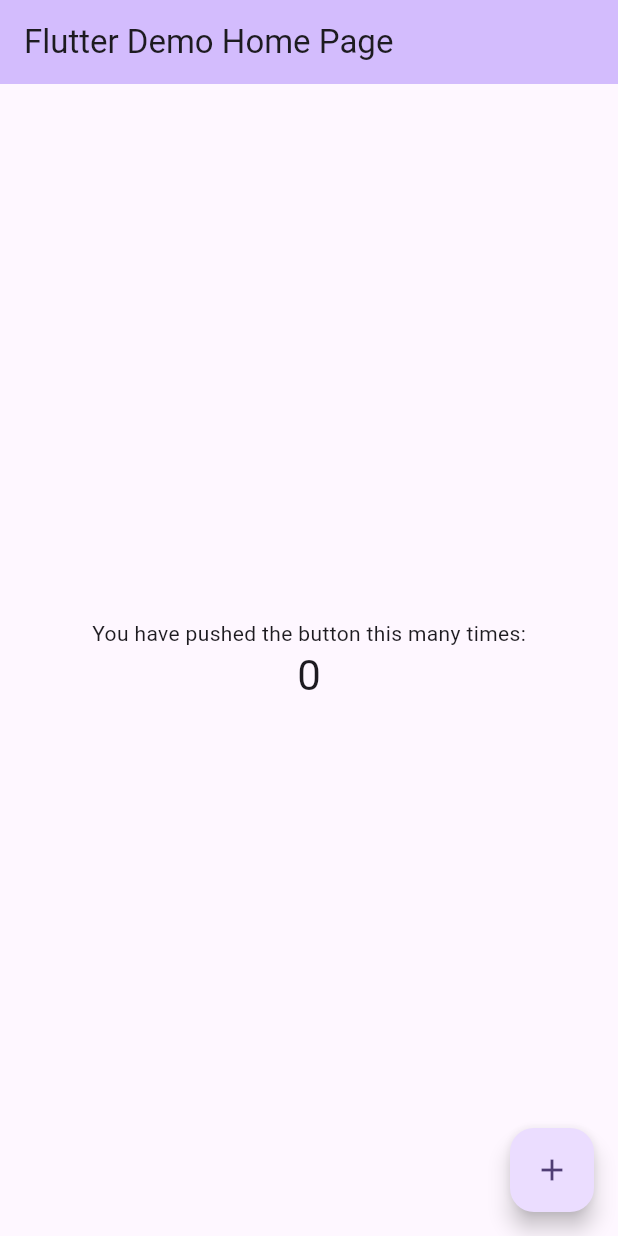
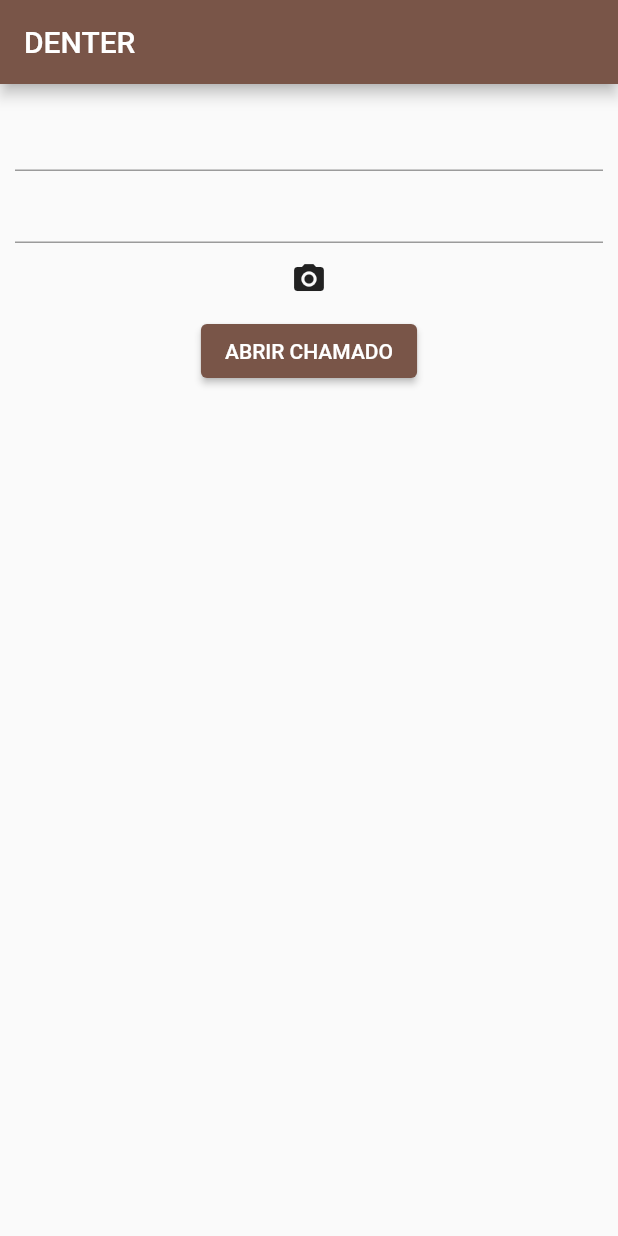
Before and after one commit to JulioLeiteSilva/denter_patient, a Flutter app: the screen it shows after launch, on a phone screen of 412 x 824 dp. Run offline on Flutter 3.47's test engine with Material 2 defaults, Android fonts, the phone set to English and light mode, and no system bars; our stand-ins replace cloud_firestore, firebase_core, firebase_storage, image_picker; accounts and stored records are empty.

Commit message:
camera/enviar para o banco

```diff
--- a/code/lib/main.dart
+++ b/code/lib/main.dart
@@ -1,125 +1,115 @@
 import 'package:flutter/material.dart';
+import 'package:code/firebase_options.dart';
+import 'package:firebase_core/firebase_core.dart';
+import 'package:cloud_firestore/cloud_firestore.dart';
+import 'package:firebase_storage/firebase_storage.dart';
+import 'package:image_picker/image_picker.dart';
+import 'dart:io';
 
-void main() {
+void main() async {
+  WidgetsFlutterBinding.ensureInitialized();
+  await Firebase.initializeApp(
+    options: DefaultFirebaseOptions.currentPlatform,
+  );
   runApp(const MyApp());
 }
 
 class MyApp extends StatelessWidget {
-  const MyApp({super.key});
-
-  // This widget is the root of your application.
   @override
   Widget build(BuildContext context) {
     return MaterialApp(
-      title: 'Flutter Demo',
+      title: 'Denter',
       theme: ThemeData(
-        // This is the theme of your application.
-        //
-        // TRY THIS: Try running your application with "flutter run". You'll see
-        // the application has a blue toolbar. Then, without quitting the app,
-        // try changing the seedColor in the colorScheme below to Colors.green
-        // and then invoke "hot reload" (save your changes or press the "hot
-        // reload" button in a Flutter-supported IDE, or press "r" if you used
-        // the command line to start the app).
-        //
-        // Notice that the counter didn't reset back to zero; the application
-        // state is not lost during the reload. To reset the state, use hot
-        // restart instead.
-        //
-        // This works for code too, not just values: Most code changes can be
-        // tested with just a hot reload.
-        colorScheme: ColorScheme.fromSeed(seedColor: Colors.deepPurple),
-        useMaterial3: true,
+        primarySwatch: Colors.brown,
       ),
-      home: const MyHomePage(title: 'Flutter Demo Home Page'),
+      home: const AddItem(),
+    );
+  }
+
+  const MyApp({super.key});
+}
+
+class AddItem extends StatefulWidget {
+  const AddItem({Key? key}) : super(key: key);
+
+  @override
+  State<AddItem> createState() => _AddItemState();
+}
+
+class _AddItemState extends State<AddItem> {
+  TextEditingController _controllerName = TextEditingController();
+  TextEditingController _controllerTelefone = TextEditingController();
+
+  GlobalKey<FormState> key = GlobalKey();
+
+  CollectionReference _reference =
+      FirebaseFirestore.instance.collection('FAZ O L');
+
+  String imageUrl = '';
+
+  @override
+  Widget build(BuildContext context) {
+    return Scaffold(
+      appBar: AppBar(
+        title: const Text('DENTER'),
+      ),
+      body: Padding(
+        padding: const EdgeInsets.all(10),
+        child: Form(
+          key: key,
+          child: Column(children: [
+            TextFormField(),
+            TextFormField(),
+            IconButton(
+                onPressed: () async {
+                  ImagePicker imagePicker = ImagePicker();
+                  XFile? file =
+                      await imagePicker.pickImage(source: ImageSource.camera);
+                  print('${file?.path}');
+
+                  if (file == null) return;
+                  String uniqueFileName =
+                      DateTime.now().millisecondsSinceEpoch.toString();
+
+                  Reference referenceRoot = FirebaseStorage.instance.ref();
+                  Reference referenceDirImages =
+                      referenceRoot.child('emergencies');
+                  // pra fazer oq o julio pediu tem que mexer nessa linha de baixo
+                  Reference referenceImagetoUpload =
+                      referenceDirImages.child(uniqueFileName);
+                  try {
+                    await referenceImagetoUpload.putFile(File(file.path));
+
+                    imageUrl = await referenceImagetoUpload.getDownloadURL();
+                  } catch (error) {}
+                },
+                icon: const Icon(Icons.camera_alt)),
+            ElevatedButton(
+                onPressed: () async {
+                  if (imageUrl.isEmpty) {
+                    ScaffoldMessenger.of(context).showSnackBar(const SnackBar(
+                      content: Text('POR FAVOR INSIRA UMA IMAGEM'),
+                    ));
+
+                    return;
+                  }
+                  if (key.currentState!.validate()) {
+                    String nameClient = _controllerName.text;
+                    String celClient = _controllerTelefone.text;
+
+                    Map<String, String> dataToSend = {
+                      'nome': nameClient,
+                      'telefone': celClient,
+                      'foto': imageUrl,
+                    };
+
+                    _reference.add(dataToSend);
+                  }
+                },
+                child: const Text('ABRIR CHAMADO'))
+          ]),
+        ),
+      ),
     );
   }
 }
-
-class MyHomePage extends StatefulWidget {
-  const MyHomePage({super.key, required this.title});
-
-  // This widget is the home page of your application. It is stateful, meaning
-  // that it has a State object (defined below) that contains fields that affect
-  // how it looks.
-
-  // This class is the configuration for the state. It holds the values (in this
-  // case the title) provided by the parent (in this case the App widget) and
-  // used by the build method of the State. Fields in a Widget subclass are
-  // always marked "final".
-
-  final String title;
-
-  @override
-  State<MyHomePage> createState() => _MyHomePageState();
-}
-
-class _MyHomePageState extends State<MyHomePage> {
-  int _counter = 0;
-
-  void _incrementCounter() {
-    setState(() {
-      // This call to setState tells the Flutter framework that something has
-      // changed in this State, which causes it to rerun the build method below
-      // so that the display can reflect the updated values. If we changed
-      // _counter without calling setState(), then the build method would not be
-      // called again, and so nothing would appear to happen.
-      _counter++;
-    });
-  }
-
-  @override
-  Widget build(BuildContext context) {
-    // This method is rerun every time setState is called, for instance as done
-    // by the _incrementCounter method above.
-    //
-    // The Flutter framework has been optimized to make rerunning build methods
-    // fast, so that you can just rebuild anything that needs updating rather
-    // than having to individually change instances of widgets.
-    return Scaffold(
-      appBar: AppBar(
-        // TRY THIS: Try changing the color here to a specific color (to
-        // Colors.amber, perhaps?) and trigger a hot reload to see the AppBar
-        // change color while the other colors stay the same.
-        backgroundColor: Theme.of(context).colorScheme.inversePrimary,
-        // Here we take the value from the MyHomePage object that was created by
-        // the App.build method, and use it to set our appbar title.
-        title: Text(widget.title),
-      ),
-      body: Center(
-        // Center is a layout widget. It takes a single child and positions it
-        // in the middle of the parent.
-        child: Column(
-          // Column is also a layout widget. It takes a list of children and
-          // arranges them vertically. By default, it sizes itself to fit its
-          // children horizontally, and tries to be as tall as its parent.
-          //
-          // Column has various properties to control how it sizes itself and
-          // how it positions its children. Here we use mainAxisAlignment to
-          // center the children vertically; the main axis here is the vertical
-          // axis because Columns are vertical (the cross axis would be
-          // horizontal).
-          //
-          // TRY THIS: Invoke "debug painting" (choose the "Toggle Debug Paint"
-          // action in the IDE, or press "p" in the console), to see the
-          // wireframe for each widget.
-          mainAxisAlignment: MainAxisAlignment.center,
-          children: <Widget>[
-            const Text(
-              'You have pushed the button this many times:',
-            ),
-            Text(
-              '$_counter',
-              style: Theme.of(context).textTheme.headlineMedium,
-            ),
-          ],
-        ),
-      ),
-      floatingActionButton: FloatingActionButton(
-        onPressed: _incrementCounter,
-        tooltip: 'Increment',
-        child: const Icon(Icons.add),
-      ), // This trailing comma makes auto-formatting nicer for build methods.
-    );
-  }
-}
--- a/code/pubspec.yaml
+++ b/code/pubspec.yaml
@@ -35,6 +35,10 @@ dependencies:
   # The following adds the Cupertino Icons font to your application.
   # Use with the CupertinoIcons class for iOS style icons.
   cupertino_icons: ^1.0.2
+  firebase_core: ^2.13.0
+  cloud_firestore: ^4.7.1
+  firebase_storage: ^11.2.1
+  image_picker: ^0.8.7+5
 
 dev_dependencies:
   flutter_test:
```
Also changed, not shown: code/lib/firebase_options.dart (added), code/pubspec.lock, 5 other files.
